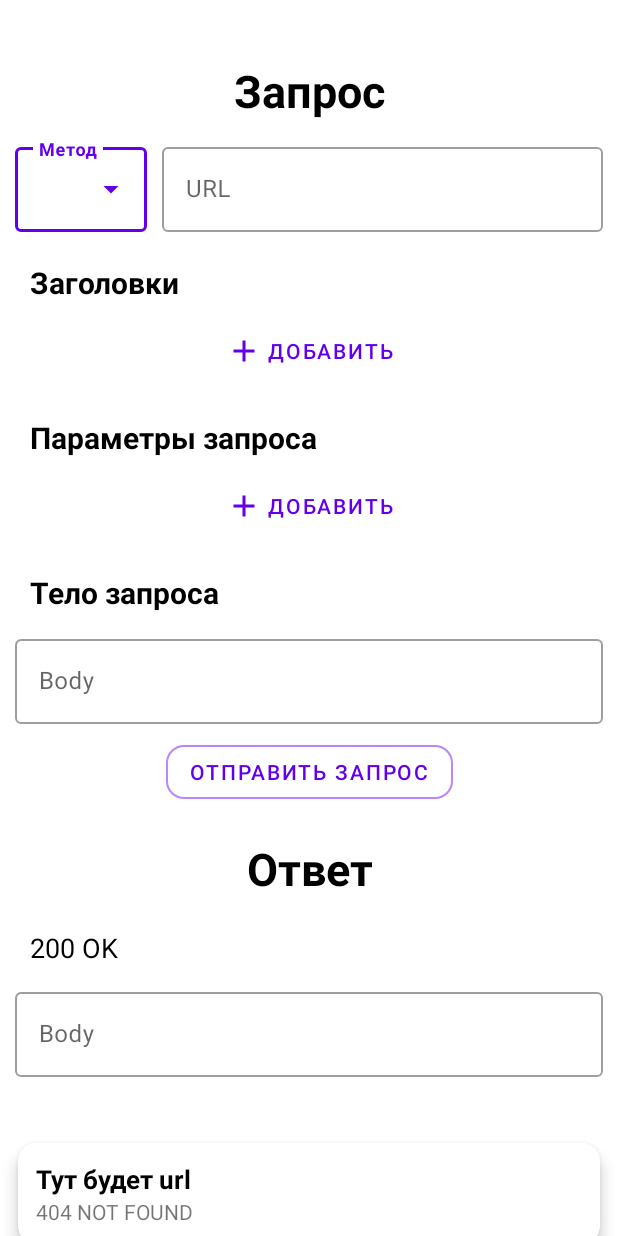
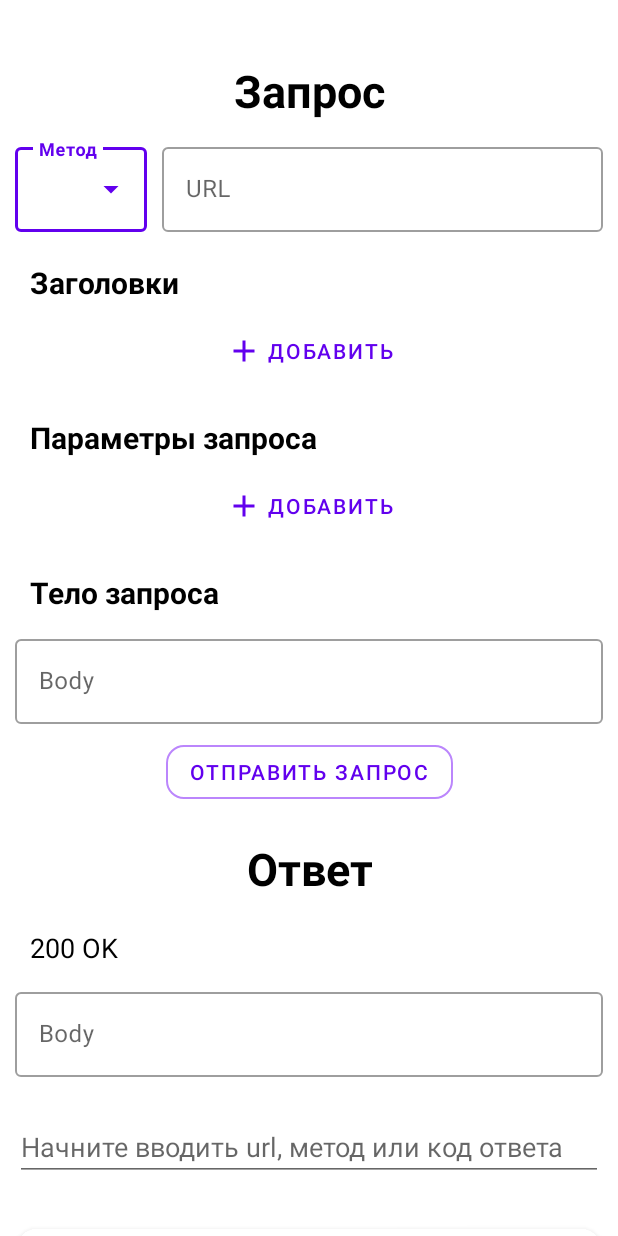
Before and after one commit to DmitryWake/RESTClient, an Android app: the layout fragment_main_page.xml on its own in the app's theme, with its tools: preview values and no code run, on a phone screen of 412 x 824 dp. Run offline under Robolectric (Android 15) with nearby library versions, the phone set to English and light mode, and no system bars.

Commit message:
Добавил поиск

```diff
--- a/app/src/main/java/com/ewake/restclient/data/db/room/dao/RequestResponseDao.kt
+++ b/app/src/main/java/com/ewake/restclient/data/db/room/dao/RequestResponseDao.kt
@@ -14,6 +14,9 @@ interface RequestResponseDao {
     @Query("SELECT * FROM RequestResponseEntity WHERE scriptId IS NULL")
     suspend fun getAllFromHistory(): List<RequestResponseEntity>
 
+    @Query("SELECT * FROM RequestResponseEntity WHERE (url LIKE :searchQuery OR code LIKE :searchQuery OR method LIKE :searchQuery) AND scriptId is NULL ")
+    suspend fun getFromHistory(searchQuery: String): List<RequestResponseEntity>
+
     @Query("SELECT * FROM RequestResponseEntity WHERE scriptId LIKE :scriptId")
     suspend fun getFromScript(scriptId: Int): List<RequestResponseEntity>
 
--- a/app/src/main/java/com/ewake/restclient/presentation/ui/fragment/mainpage/MainPageFragment.kt
+++ b/app/src/main/java/com/ewake/restclient/presentation/ui/fragment/mainpage/MainPageFragment.kt
@@ -4,6 +4,7 @@ import android.os.Bundle
 import android.view.LayoutInflater
 import android.view.View
 import android.view.ViewGroup
+import androidx.core.widget.doAfterTextChanged
 import androidx.fragment.app.Fragment
 import androidx.fragment.app.viewModels
 import androidx.recyclerview.widget.LinearLayoutManager
@@ -46,6 +47,10 @@ class MainPageFragment : Fragment(), RequestResponseView.OnSendRequestClickListe
                     onItemClickListener = viewModel::onItemClicked
                 }
             }
+
+            searchInput.doAfterTextChanged {
+                viewModel.onSearchQueryChanged(it?.toString())
+            }
         }
 
         viewModel.apply {
--- a/app/src/main/res/layout/fragment_main_page.xml
+++ b/app/src/main/res/layout/fragment_main_page.xml
@@ -17,6 +17,17 @@
             app:layout_constraintStart_toStartOf="parent"
             app:layout_constraintTop_toTopOf="parent" />
 
+        <com.google.android.material.textfield.TextInputEditText
+            android:id="@+id/search_input"
+            android:layout_width="match_parent"
+            android:layout_height="wrap_content"
+            app:layout_constraintTop_toBottomOf="@id/request_response"
+            android:hint="Начните вводить url, метод или код ответа"
+            app:layout_constraintStart_toStartOf="parent"
+            app:layout_constraintEnd_toEndOf="parent"
+            android:layout_marginVertical="12dp"
+            android:layout_marginHorizontal="10dp"/>
+
         <androidx.recyclerview.widget.RecyclerView
             android:id="@+id/requests"
             android:layout_width="match_parent"
@@ -27,7 +38,7 @@
             android:nestedScrollingEnabled="true"
             android:clipToPadding="false"
             app:layout_constraintBottom_toBottomOf="parent"
-            app:layout_constraintTop_toBottomOf="@id/request_response"
+            app:layout_constraintTop_toBottomOf="@id/search_input"
             tools:listitem="@layout/request_response_item" />
 
     </androidx.constraintlayout.widget.ConstraintLayout>
```
Also changed, not shown: app/src/main/java/com/ewake/restclient/presentation/viewmodel/mainpage/MainPageViewModel.kt (+14 -0 lines).
